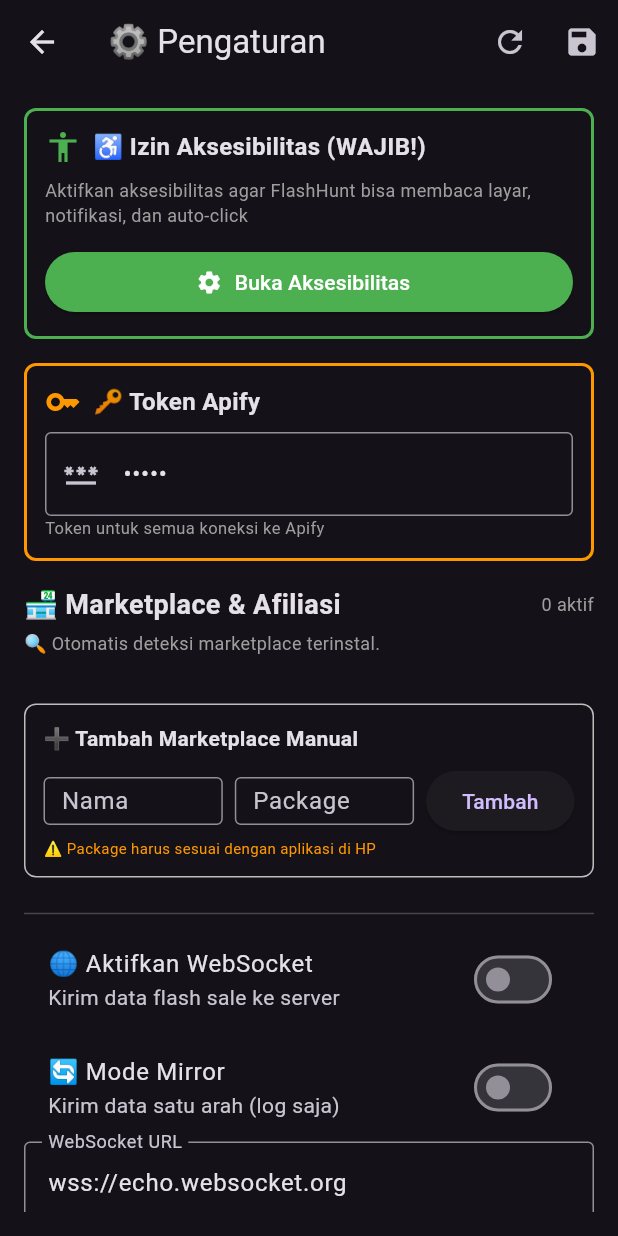
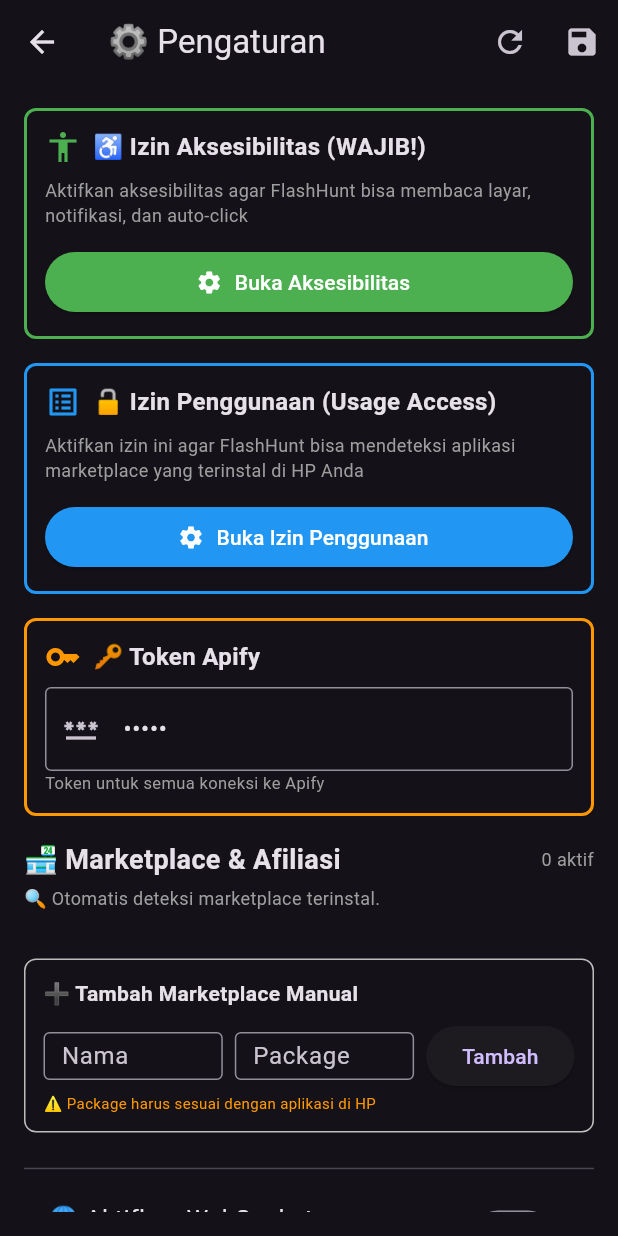
Before and after one commit to pindaitrends-code/flashhunt, a Flutter app: the SettingsScreen screen opened by its route, on a phone screen of 412 x 824 dp. Run offline on Flutter 3.47's test engine with Material 3 defaults, Android fonts, the phone set to English and light mode, and no system bars; our stand-ins replace flutter_local_notifications, permission_handler, shared_preferences; missing offline and left inert: device_apps; accounts and stored records are empty.

Commit message:
feat: tambahkan tombol Usage Access di Settings

```diff
--- a/lib/screens/settings_screen.dart
+++ b/lib/screens/settings_screen.dart
@@ -55,6 +55,7 @@
     _scanInstalledApps();
   }
 
+  // ✅ SCAN APPS TERINSTAL
   Future<void> _scanInstalledApps() async {
     setState(() => _isScanning = true);
     try {
@@ -79,6 +80,7 @@
     setState(() => _isScanning = false);
   }
 
+  // ✅ LOAD SETTINGS
   Future<void> _loadSettings() async {
     final prefs = await SharedPreferences.getInstance();
     setState(() {
@@ -95,6 +97,7 @@
     });
   }
 
+  // ✅ SAVE SETTINGS
   Future<void> _saveSettings() async {
     final prefs = await SharedPreferences.getInstance();
     await prefs.setBool('enable_notification', _enableNotification);
@@ -113,6 +116,7 @@
     ScaffoldMessenger.of(context).showSnackBar(const SnackBar(content: Text('✅ Pengaturan disimpan!')));
   }
 
+  // ✅ TAMBAH MARKETPLACE
   void _addNewMarketplace() {
     if (_newMarketplacePackage.isNotEmpty && _newMarketplaceName.isNotEmpty) {
       setState(() {
@@ -126,6 +130,7 @@
     }
   }
 
+  // ✅ HAPUS MARKETPLACE
   void _removeMarketplace(String package) {
     if (_defaultMarketplaces.containsKey(package)) {
       setState(() {
@@ -145,11 +150,32 @@
     });
   }
 
+  // ✅ BUKA AKSESIBILITAS
   Future<void> _openAccessibilitySettings() async {
     try {
       await AccessibilityScanner.requestAccessibility();
     } catch (e) {
       print('❌ Error: $e');
+    }
+  }
+
+  // ✅ BUKA USAGE ACCESS (BARU!)
+  Future<void> _openUsageAccessSettings() async {
+    try {
+      await DeviceApps.openUsageAccessSettings();
+      ScaffoldMessenger.of(context).showSnackBar(
+        const SnackBar(
+          content: Text('Aktifkan izin "Akses Penggunaan" untuk FlashHunt'),
+          duration: Duration(seconds: 5),
+        ),
+      );
+    } catch (e) {
+      print('❌ Gagal buka usage access: $e');
+      try {
+        await DeviceApps.openAppSettings('com.flashhunt.flashhunt');
+      } catch (e2) {
+        print('❌ Gagal buka settings: $e2');
+      }
     }
   }
 
@@ -210,6 +236,52 @@
                             label: const Text('Buka Aksesibilitas'),
                             style: ElevatedButton.styleFrom(
                               backgroundColor: Colors.green,
+                              foregroundColor: Colors.white,
+                            ),
+                          ),
+                        ),
+                      ],
+                    ),
+                  ],
+                ),
+              ),
+              const SizedBox(height: 16),
+
+              // 🔓 IZIN PENGGUNAAN (BARU!)
+              Container(
+                padding: const EdgeInsets.all(12),
+                decoration: BoxDecoration(
+                  border: Border.all(color: Colors.blue, width: 2),
+                  borderRadius: BorderRadius.circular(8),
+                ),
+                child: Column(
+                  crossAxisAlignment: CrossAxisAlignment.start,
+                  children: [
+                    const Row(
+                      children: [
+                        Icon(Icons.list_alt, color: Colors.blue),
+                        SizedBox(width: 8),
+                        Text(
+                          '🔓 Izin Penggunaan (Usage Access)',
+                          style: TextStyle(fontWeight: FontWeight.bold, fontSize: 16),
+                        ),
+                      ],
+                    ),
+                    const SizedBox(height: 8),
+                    const Text(
+                      'Aktifkan izin ini agar FlashHunt bisa mendeteksi aplikasi marketplace yang terinstal di HP Anda',
+                      style: TextStyle(fontSize: 12, color: Colors.grey),
+                    ),
+                    const SizedBox(height: 12),
+                    Row(
+                      children: [
+                        Expanded(
+                          child: ElevatedButton.icon(
+                            onPressed: _openUsageAccessSettings,
+                            icon: const Icon(Icons.settings),
+                            label: const Text('Buka Izin Penggunaan'),
+                            style: ElevatedButton.styleFrom(
+                              backgroundColor: Colors.blue,
                               foregroundColor: Colors.white,
                             ),
                           ),
```
